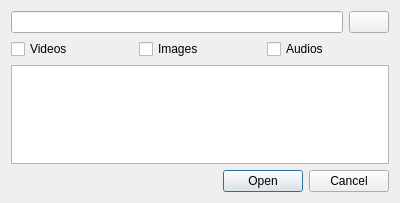
Qt form src/bomi/ui/openmediafolderdialog.ui (bylee20/bomi) before a commit.
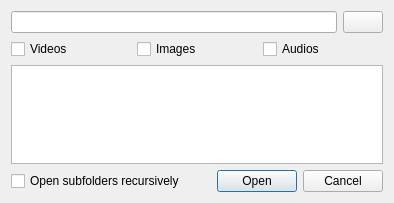
The same form after that commit. Icons and pictures are not drawn. Custom widgets are drawn as their Qt base class.

Commit message: * New: 'Open Folder' can open subfolders recursively (#271)

```diff
--- a/src/bomi/ui/openmediafolderdialog.ui
+++ b/src/bomi/ui/openmediafolderdialog.ui
@@ -6,7 +6,7 @@
    <rect>
     <x>0</x>
     <y>0</y>
-    <width>400</width>
+    <width>394</width>
     <height>203</height>
    </rect>
   </property>
@@ -62,6 +62,15 @@
     <widget class="QListWidget" name="list"/>
    </item>
    <item>
+    <layout class="QHBoxLayout" name="horizontalLayout_3">
+     <item>
+      <widget class="QCheckBox" name="recursive">
+       <property name="text">
+        <string>Open subfolders recursively</string>
+       </property>
+      </widget>
+     </item>
+     <item>
     <widget class="BBox" name="dbb">
      <property name="orientation">
       <enum>Qt::Horizontal</enum>
@@ -70,6 +79,8 @@
       <set>QDialogButtonBox::Cancel|QDialogButtonBox::Open</set>
      </property>
     </widget>
+     </item>
+    </layout>
    </item>
   </layout>
  </widget>
```
Lines whose indentation alone changed are shown as unchanged. The commit also changes 1 other file.
